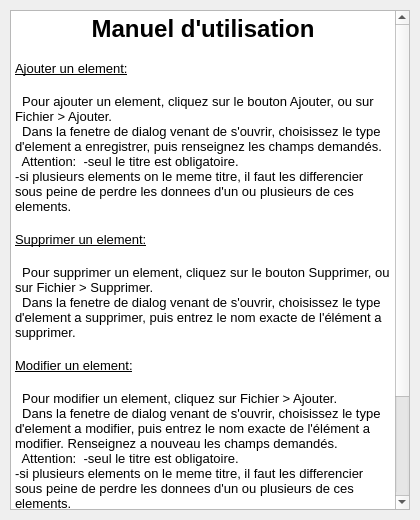
Before: the Qt Designer form Gestionnaire/dialogmanuel.ui in ncoutenet/Projet_too_graphique, drawn with Qt 5.
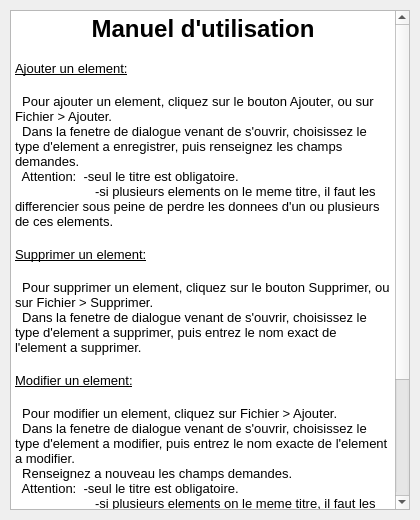
After: the same form once the commit is applied.

Commit message: correction du manuel

What changed in the file:
```diff
--- a/Gestionnaire/dialogmanuel.ui
+++ b/Gestionnaire/dialogmanuel.ui
@@ -29,13 +29,13 @@
 &lt;/style&gt;&lt;/head&gt;&lt;body style=&quot; font-family:'Sans'; font-size:10pt; font-weight:400; font-style:normal;&quot;&gt;
 &lt;p align=&quot;center&quot; style=&quot; margin-top:18px; margin-bottom:12px; margin-left:0px; margin-right:0px; -qt-block-indent:0; text-indent:0px;&quot;&gt;&lt;span style=&quot; font-size:xx-large; font-weight:600;&quot;&gt;Manuel d'utilisation&lt;/span&gt;&lt;/p&gt;
 &lt;p style=&quot; margin-top:18px; margin-bottom:12px; margin-left:0px; margin-right:0px; -qt-block-indent:0; text-indent:0px;&quot;&gt;&lt;span style=&quot; text-decoration: underline;&quot;&gt;Ajouter un element:&lt;/span&gt;&lt;/p&gt;
-&lt;p style=&quot; margin-top:18px; margin-bottom:12px; margin-left:0px; margin-right:0px; -qt-block-indent:0; text-indent:0px;&quot;&gt;  Pour ajouter un element, cliquez sur le bouton Ajouter, ou sur Fichier &amp;gt; Ajouter.&lt;br /&gt;  Dans la fenetre de dialog venant de s'ouvrir, choisissez le type d'element a enregistrer, puis renseignez les champs demandés.&lt;br /&gt;  Attention:  -seul le titre est obligatoire.			-si plusieurs elements on le meme titre, il faut les differencier sous peine de perdre les donnees d'un ou plusieurs de ces elements.&lt;/p&gt;
+&lt;p style=&quot; margin-top:18px; margin-bottom:12px; margin-left:0px; margin-right:0px; -qt-block-indent:0; text-indent:0px;&quot;&gt;  Pour ajouter un element, cliquez sur le bouton Ajouter, ou sur Fichier &amp;gt; Ajouter.&lt;br /&gt;  Dans la fenetre de dialogue venant de s'ouvrir, choisissez le type d'element a enregistrer, puis renseignez les champs demandes.&lt;br /&gt;  Attention:  -seul le titre est obligatoire.&lt;br /&gt;	-si plusieurs elements on le meme titre, il faut les differencier sous peine de perdre les donnees d'un ou plusieurs de ces elements.&lt;/p&gt;
 &lt;p style=&quot; margin-top:18px; margin-bottom:12px; margin-left:0px; margin-right:0px; -qt-block-indent:0; text-indent:0px;&quot;&gt;&lt;span style=&quot; text-decoration: underline;&quot;&gt;Supprimer un element:&lt;/span&gt;&lt;/p&gt;
-&lt;p style=&quot; margin-top:18px; margin-bottom:12px; margin-left:0px; margin-right:0px; -qt-block-indent:0; text-indent:0px;&quot;&gt;  Pour supprimer un element, cliquez sur le bouton Supprimer, ou sur Fichier &amp;gt; Supprimer.&lt;br /&gt;  Dans la fenetre de dialog venant de s'ouvrir, choisissez le type d'element a supprimer, puis entrez le nom exacte de l'élément a supprimer.&lt;/p&gt;
+&lt;p style=&quot; margin-top:18px; margin-bottom:12px; margin-left:0px; margin-right:0px; -qt-block-indent:0; text-indent:0px;&quot;&gt;  Pour supprimer un element, cliquez sur le bouton Supprimer, ou sur Fichier &amp;gt; Supprimer.&lt;br /&gt;  Dans la fenetre de dialogue venant de s'ouvrir, choisissez le type d'element a supprimer, puis entrez le nom exact de l'element a supprimer.&lt;/p&gt;
 &lt;p style=&quot; margin-top:18px; margin-bottom:12px; margin-left:0px; margin-right:0px; -qt-block-indent:0; text-indent:0px;&quot;&gt;&lt;span style=&quot; text-decoration: underline;&quot;&gt;Modifier un element:&lt;/span&gt;&lt;/p&gt;
-&lt;p style=&quot; margin-top:18px; margin-bottom:12px; margin-left:0px; margin-right:0px; -qt-block-indent:0; text-indent:0px;&quot;&gt;  Pour modifier un element, cliquez sur Fichier &amp;gt; Ajouter.&lt;br /&gt;  Dans la fenetre de dialog venant de s'ouvrir, choisissez le type d'element a modifier, puis entrez le nom exacte de l'élément a modifier. Renseignez a nouveau les champs demandés.&lt;br /&gt;  Attention:  -seul le titre est obligatoire.			-si plusieurs elements on le meme titre, il faut les differencier sous peine de perdre les donnees d'un ou plusieurs de ces elements.&lt;/p&gt;
+&lt;p style=&quot; margin-top:18px; margin-bottom:12px; margin-left:0px; margin-right:0px; -qt-block-indent:0; text-indent:0px;&quot;&gt;  Pour modifier un element, cliquez sur Fichier &amp;gt; Ajouter.&lt;br /&gt;  Dans la fenetre de dialogue venant de s'ouvrir, choisissez le type d'element a modifier, puis entrez le nom exacte de l'element a modifier.&lt;br /&gt;  Renseignez a nouveau les champs demandes.&lt;br /&gt;  Attention:  -seul le titre est obligatoire.&lt;br /&gt;	-si plusieurs elements on le meme titre, il faut les differencier sous peine de perdre les donnees d'un ou plusieurs de ces elements.&lt;/p&gt;
 &lt;p style=&quot; margin-top:18px; margin-bottom:12px; margin-left:0px; margin-right:0px; -qt-block-indent:0; text-indent:0px;&quot;&gt;&lt;span style=&quot; text-decoration: underline;&quot;&gt;Exporter les elements:&lt;/span&gt;&lt;/p&gt;
-&lt;p style=&quot; margin-top:18px; margin-bottom:12px; margin-left:0px; margin-right:0px; -qt-block-indent:0; text-indent:0px;&quot;&gt;  Pour exporter la liste des elements en HTML, cliquez sur le bouton Exporter, ou sur Fichier &amp;gt; Exporter.		  Pour voir le fichier HTML créé, allez dans le dossier Page/ inclus dans le dossier du programme, et cliquez sur le fichier Liste_des_documents.html&lt;/p&gt;&lt;/body&gt;&lt;/html&gt;</string>
+&lt;p style=&quot; margin-top:18px; margin-bottom:12px; margin-left:0px; margin-right:0px; -qt-block-indent:0; text-indent:0px;&quot;&gt;  Pour exporter la liste des elements en HTML, cliquez sur le bouton Exporter, ou sur Fichier &amp;gt; Exporter.&lt;br /&gt;  Pour voir le fichier HTML cree, allez dans le dossier Page/ inclus dans le dossier du programme, et cliquez sur le fichier Liste_des_documents.html&lt;/p&gt;&lt;/body&gt;&lt;/html&gt;</string>
    </property>
   </widget>
  </widget>
```
